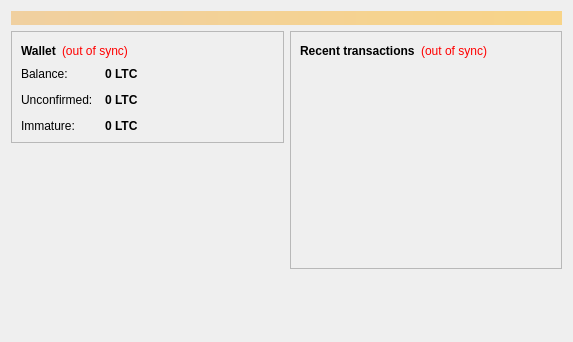
Old version of the form src/qt/forms/overviewpage.ui in the repository novaexchange/NUT.
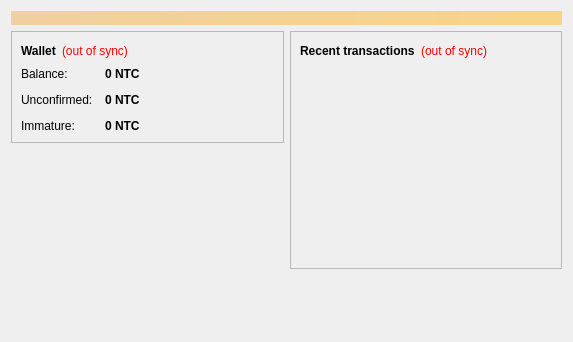
New version of the form.

Patch:
```diff
--- a/src/qt/forms/overviewpage.ui
+++ b/src/qt/forms/overviewpage.ui
@@ -122,7 +122,7 @@
                <string>Your current balance</string>
               </property>
               <property name="text">
-               <string notr="true">0 LTC</string>
+               <string notr="true">0 NTC</string>
               </property>
               <property name="textInteractionFlags">
                <set>Qt::LinksAccessibleByMouse|Qt::TextSelectableByKeyboard|Qt::TextSelectableByMouse</set>
@@ -151,7 +151,7 @@
                <string>Total of transactions that have yet to be confirmed, and do not yet count toward the current balance</string>
               </property>
               <property name="text">
-               <string notr="true">0 LTC</string>
+               <string notr="true">0 NTC</string>
               </property>
               <property name="textInteractionFlags">
                <set>Qt::LinksAccessibleByMouse|Qt::TextSelectableByKeyboard|Qt::TextSelectableByMouse</set>
@@ -177,7 +177,7 @@
                <string>Mined balance that has not yet matured</string>
               </property>
               <property name="text">
-               <string notr="true">0 LTC</string>
+               <string notr="true">0 NTC</string>
               </property>
               <property name="textInteractionFlags">
                <set>Qt::LinksAccessibleByMouse|Qt::TextSelectableByKeyboard|Qt::TextSelectableByMouse</set>
```
